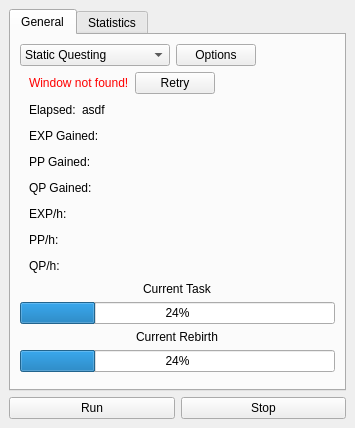
Qt form design/design.ui (kujan/NGU-scripts) before a commit.
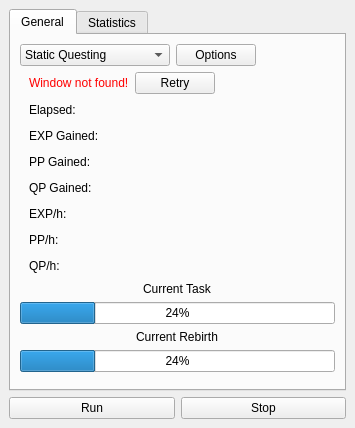
The same form after that commit.

```diff
--- a/design/design.ui
+++ b/design/design.ui
@@ -255,7 +255,7 @@
              <item>
               <widget class="QLabel" name="elapsed_data">
                <property name="text">
-                <string>asdf</string>
+                <string/>
                </property>
               </widget>
              </item>
```
